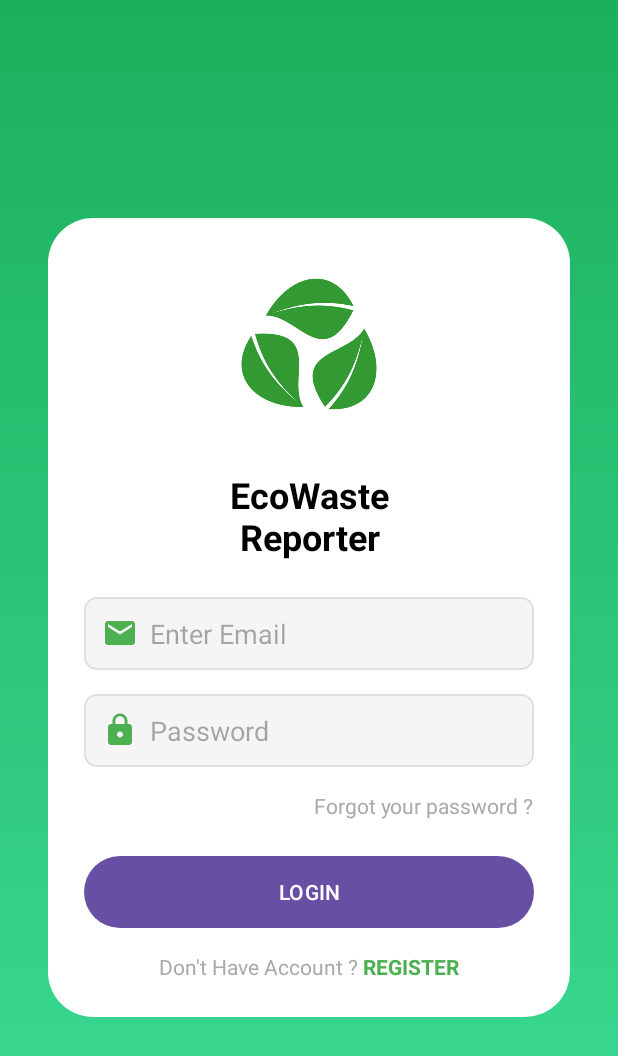
After one commit to MadhukaH/EcoWasteReporter, an Android app: the UserLogin screen opened directly, with no data from a screen before it, on a phone screen of 412 x 824 dp. The commit adds this screen. Shown: the top 1056 px of the screen. Run offline under Robolectric (Android 15) with nearby library versions, the phone set to English and light mode, and no system bars.

Commit message:
Create UserLogin screen

```diff
--- a/app/src/main/AndroidManifest.xml
+++ b/app/src/main/AndroidManifest.xml
@@ -25,6 +25,7 @@
             android:name=".SelectPage"
             android:exported="false" />
         <activity android:name=".UserReg" />
+        <activity android:name=".UserLogin" />
     </application>
 
 </manifest>
--- /dev/null
+++ b/app/src/main/java/com/s23010169/ecowastereporter/UserLogin.java
@@ -0,0 +1,67 @@
+package com.s23010169.ecowastereporter;
+
+import android.content.Intent;
+import android.os.Bundle;
+import android.view.View;
+import android.widget.Button;
+import android.widget.EditText;
+import android.widget.TextView;
+import android.widget.Toast;
+
+import androidx.appcompat.app.AppCompatActivity;
+
+public class UserLogin extends AppCompatActivity {
+    private EditText emailEditText, passwordEditText;
+    private Button loginButton;
+    private TextView forgotPasswordText, registerText;
+
+    @Override
+    protected void onCreate(Bundle savedInstanceState) {
+        super.onCreate(savedInstanceState);
+        setContentView(R.layout.activity_user_login);
+
+        // Initialize views
+        emailEditText = findViewById(R.id.emailEditText);
+        passwordEditText = findViewById(R.id.passwordEditText);
+        loginButton = findViewById(R.id.loginButton);
+        forgotPasswordText = findViewById(R.id.forgotPasswordText);
+        registerText = findViewById(R.id.registerText);
+
+        // Set click listeners
+        loginButton.setOnClickListener(new View.OnClickListener() {
+            @Override
+            public void onClick(View v) {
+                // TODO: Implement login functionality
+                String email = emailEditText.getText().toString().trim();
+                String password = passwordEditText.getText().toString().trim();
+
+                if (email.isEmpty() || password.isEmpty()) {
+                    Toast.makeText(UserLogin.this, "Please fill all fields", Toast.LENGTH_SHORT).show();
+                    return;
+                }
+
+                // Navigate to SelectPage after successful login
+                Intent intent = new Intent(UserLogin.this, SelectPage.class);
+                startActivity(intent);
+                finish();
+            }
+        });
+
+        registerText.setOnClickListener(new View.OnClickListener() {
+            @Override
+            public void onClick(View v) {
+                Intent intent = new Intent(UserLogin.this, UserReg.class);
+                startActivity(intent);
+                finish();
+            }
+        });
+
+        forgotPasswordText.setOnClickListener(new View.OnClickListener() {
+            @Override
+            public void onClick(View v) {
+                // TODO: Implement forgot password functionality
+                Toast.makeText(UserLogin.this, "Forgot password functionality coming soon", Toast.LENGTH_SHORT).show();
+            }
+        });
+    }
+}
--- a/app/src/main/java/com/s23010169/ecowastereporter/UserReg.java
+++ b/app/src/main/java/com/s23010169/ecowastereporter/UserReg.java
@@ -1,6 +1,10 @@
 package com.s23010169.ecowastereporter;
 
+import android.content.Intent;
 import android.os.Bundle;
+import android.view.View;
+import android.widget.TextView;
+
 import androidx.appcompat.app.AppCompatActivity;
 
 public class UserReg extends AppCompatActivity {
@@ -8,5 +12,15 @@ public class UserReg extends AppCompatActivity {
     protected void onCreate(Bundle savedInstanceState) {
         super.onCreate(savedInstanceState);
         setContentView(R.layout.activity_user_reg);
+
+        TextView loginText = findViewById(R.id.loginText);
+        loginText.setOnClickListener(new View.OnClickListener() {
+            @Override
+            public void onClick(View v) {
+                Intent intent = new Intent(UserReg.this, UserLogin.class);
+                startActivity(intent);
+                finish();
+            }
+        });
     }
 }
--- /dev/null
+++ b/app/src/main/res/layout/activity_user_login.xml
@@ -0,0 +1,102 @@
+<?xml version="1.0" encoding="utf-8"?>
+<RelativeLayout xmlns:android="http://schemas.android.com/apk/res/android"
+    android:layout_width="match_parent"
+    android:layout_height="match_parent"
+    android:background="@drawable/welcome_gradient">
+
+    <LinearLayout
+        android:layout_width="match_parent"
+        android:layout_height="wrap_content"
+        android:layout_centerInParent="true"
+        android:layout_marginStart="32dp"
+        android:layout_marginEnd="32dp"
+        android:background="@drawable/white_rounded_container"
+        android:orientation="vertical"
+        android:padding="24dp">
+
+        <ImageView
+            android:layout_width="120dp"
+            android:layout_height="120dp"
+            android:layout_gravity="center"
+            android:layout_marginBottom="24dp"
+            android:src="@drawable/logo" />
+
+        <TextView
+            android:layout_width="wrap_content"
+            android:layout_height="wrap_content"
+            android:layout_gravity="center"
+            android:layout_marginBottom="24dp"
+            android:text="EcoWaste\nReporter"
+            android:textAlignment="center"
+            android:textColor="@android:color/black"
+            android:textSize="24sp"
+            android:textStyle="bold" />
+
+        <EditText
+            android:id="@+id/emailEditText"
+            android:layout_width="match_parent"
+            android:layout_height="wrap_content"
+            android:layout_marginBottom="16dp"
+            android:background="@drawable/edit_text_background"
+            android:drawableStart="@drawable/ic_email"
+            android:drawablePadding="8dp"
+            android:drawableTint="#4CAF50"
+            android:hint="Enter Email"
+            android:inputType="textEmailAddress"
+            android:padding="12dp" />
+
+        <EditText
+            android:id="@+id/passwordEditText"
+            android:layout_width="match_parent"
+            android:layout_height="wrap_content"
+            android:layout_marginBottom="16dp"
+            android:background="@drawable/edit_text_background"
+            android:drawableStart="@drawable/ic_lock"
+            android:drawablePadding="8dp"
+            android:drawableTint="#4CAF50"
+            android:hint="Password"
+            android:inputType="textPassword"
+            android:padding="12dp" />
+
+        <TextView
+            android:id="@+id/forgotPasswordText"
+            android:layout_width="wrap_content"
+            android:layout_height="wrap_content"
+            android:layout_gravity="end"
+            android:layout_marginBottom="24dp"
+            android:text="Forgot your password ?"
+            android:textColor="@android:color/darker_gray" />
+
+        <Button
+            android:id="@+id/loginButton"
+            android:layout_width="match_parent"
+            android:layout_height="wrap_content"
+            android:layout_marginBottom="16dp"
+            android:background="@drawable/green_rounded_button"
+            android:text="LOGIN"
+            android:textColor="@android:color/white" />
+
+        <LinearLayout
+            android:layout_width="match_parent"
+            android:layout_height="wrap_content"
+            android:gravity="center"
+            android:orientation="horizontal">
+
+            <TextView
+                android:layout_width="wrap_content"
+                android:layout_height="wrap_content"
+                android:text="Don't Have Account ? "
+                android:textColor="@android:color/darker_gray" />
+
+            <TextView
+                android:id="@+id/registerText"
+                android:layout_width="wrap_content"
+                android:layout_height="wrap_content"
+                android:text="REGISTER"
+                android:textColor="#4CAF50"
+                android:textStyle="bold" />
+        </LinearLayout>
+
+    </LinearLayout>
+
+</RelativeLayout>
--- a/app/src/main/res/layout/activity_user_reg.xml
+++ b/app/src/main/res/layout/activity_user_reg.xml
@@ -201,21 +201,20 @@
         </LinearLayout>
 
         <LinearLayout
-            android:layout_width="wrap_content"
+            android:layout_width="match_parent"
             android:layout_height="wrap_content"
-            android:layout_gravity="center"
-            android:layout_marginTop="20dp"
+            android:gravity="center"
             android:orientation="horizontal">
 
             <TextView
                 android:layout_width="wrap_content"
                 android:layout_height="wrap_content"
-                android:text="Have Account ? "
-                android:textColor="@android:color/black"
+                android:text="Already have an account? "
+                android:textColor="#757575"
                 android:textSize="14sp" />
 
             <TextView
-                android:id="@+id/loginLink"
+                android:id="@+id/loginText"
                 android:layout_width="wrap_content"
                 android:layout_height="wrap_content"
                 android:text="LOGIN"
@@ -223,5 +222,7 @@
                 android:textSize="14sp"
                 android:textStyle="bold" />
         </LinearLayout>
+
     </LinearLayout>
+
 </RelativeLayout>
```
